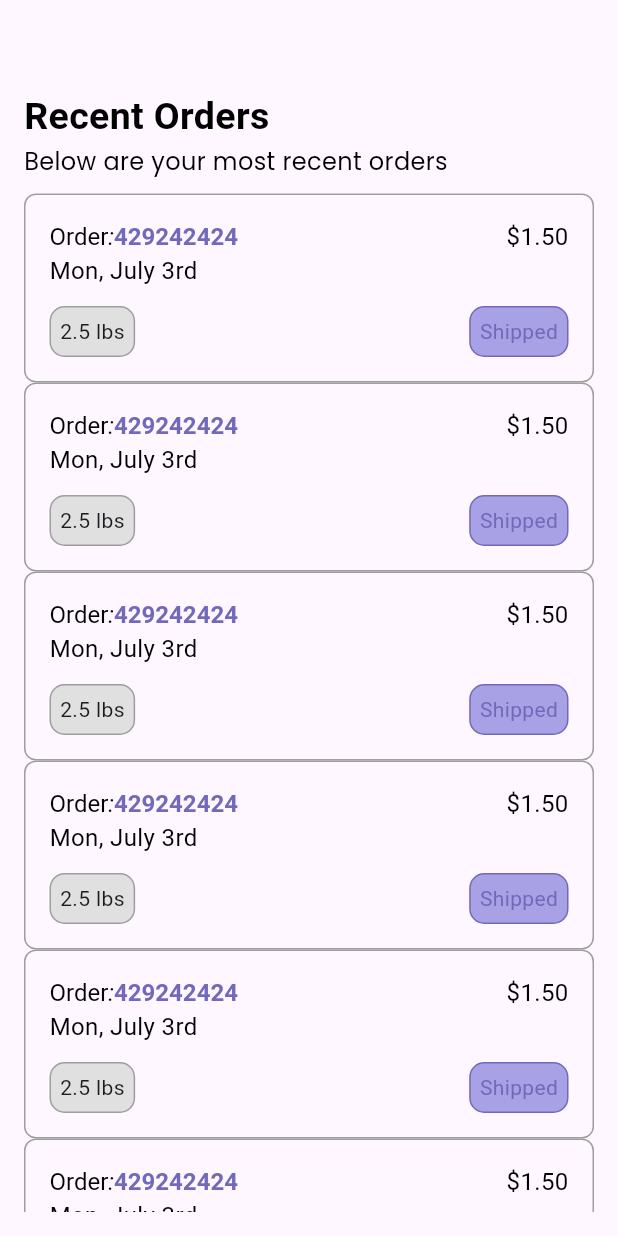
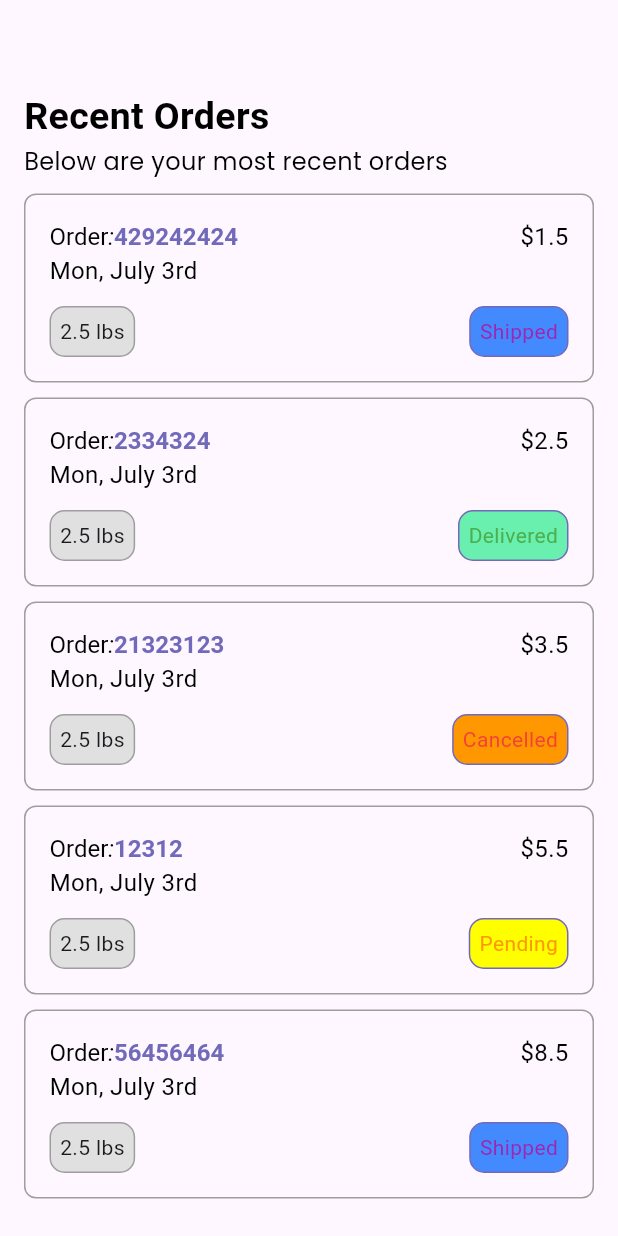
Before and after one commit to saloneesthss/flutter_class, a Flutter app: the OrderScreen screen opened directly, on a phone screen of 412 x 824 dp. Run offline on Flutter 3.47's test engine with Material 3 defaults, Android fonts, the phone set to English and light mode, and no system bars; Roboto replaces fonts that are missing (PoppinsMedium, PoppinsSemiBold).

Commit message:
added order screen

```diff
--- a/lib/modules/home/order_screen.dart
+++ b/lib/modules/home/order_screen.dart
@@ -9,7 +9,54 @@ class OrderScreen extends StatefulWidget {
 }
 
 class _OrderScreenState extends State<OrderScreen> {
-  orderWidget() {
+  List<Map<String, dynamic>> orderItems = [
+    {
+      "orderId": "429242424",
+      "amount": 1.50,
+      "date": "Mon, July 3rd",
+      "weight": "2.5 lbs",
+      "status": "Shipped",
+      "statusColor": Colors.purple,
+      "statusBgColor": Colors.blueAccent,
+    },
+    {
+      "orderId": "2334324",
+      "amount": 2.50,
+      "date": "Mon, July 3rd",
+      "weight": "2.5 lbs",
+      "status": "Delivered",
+      "statusColor": Colors.green,
+      "statusBgColor": Colors.greenAccent,
+    },
+    {
+      "orderId": "21323123",
+      "amount": 3.50,
+      "date": "Mon, July 3rd",
+      "weight": "2.5 lbs",
+      "status": "Cancelled",
+      "statusColor": Colors.red,
+      "statusBgColor": Colors.orange,
+    },
+    {
+      "orderId": "12312",
+      "amount": 5.50,
+      "date": "Mon, July 3rd",
+      "weight": "2.5 lbs",
+      "status": "Pending",
+      "statusColor": Colors.orange,
+      "statusBgColor": Colors.yellowAccent,
+    },
+    {
+      "orderId": "56456464",
+      "amount": 8.50,
+      "date": "Mon, July 3rd",
+      "weight": "2.5 lbs",
+      "status": "Shipped",
+      "statusColor": Colors.purple,
+      "statusBgColor": Colors.blueAccent,
+    },
+  ];
+  orderWidget(List<Map<String, dynamic>> order, int index) {
     return Container(
       width: double.infinity,
       padding: EdgeInsets.all(16),
@@ -31,7 +78,7 @@ class _OrderScreenState extends State<OrderScreen> {
                     style: AppTextStyle.poppinsSemiBold.copyWith(fontStyle: FontStyle.italic, fontSize: 16),
                   ),
                   TextSpan(
-                    text: '429242424',
+                    text: order[index]['orderId'],
                     style: AppTextStyle.poppinsSemiBold.copyWith(
                       fontWeight: FontWeight.bold,
                       fontSize: 16,
@@ -40,13 +87,13 @@ class _OrderScreenState extends State<OrderScreen> {
                   ),
                 ],
               ),),
-              Text('\$1.50',
+              Text('\$${order[index]['amount']}',
                 style: AppTextStyle.poppinsMedium.copyWith(fontSize: 16),
               ),
             ],
           ),
           Text(
-            'Mon, July 3rd',
+            order[index]['date'],
             style: AppTextStyle.poppinsMedium.copyWith(fontSize: 16),
           ),
           SizedBox(height: 12),
@@ -61,21 +108,21 @@ class _OrderScreenState extends State<OrderScreen> {
                 ),
                 padding: EdgeInsets.all(6),
                 child: Text(
-                    '2.5 lbs'
+                  order[index]['weight'],
                 ),
               ),
               Container(
                 decoration: BoxDecoration(
-                  color: Color(0xffa8a1e6),
+                  color: order[index]['statusBgColor'],
                   borderRadius: BorderRadius.circular(10),
                   border: Border.all(color: Color(0xff7169B9)),
                 ),
                 padding: EdgeInsets.all(6),
                 child: Text(
-                  'Shipped',
+                  order[index]['status'],
                   style: AppTextStyle.poppinsSemiBold.copyWith(
                     fontSize: 14,
-                    color: Color(0xff7169B9),
+                    color: order[index]['statusColor'],
                   ),
                 ),
               ),
@@ -103,14 +150,16 @@ class _OrderScreenState extends State<OrderScreen> {
                 style: AppTextStyle.poppinsRegular.copyWith(fontSize: 16),
               ),
               SizedBox(height: 10),
-              ListView(
+              ListView.separated(
+                separatorBuilder: (context, index) {
+                  return SizedBox(height: 10);
+                },
+                itemBuilder: (context, index) {
+                  return orderWidget(orderItems, index);
+                },
+                itemCount: orderItems.length,
                 shrinkWrap: true,
                 primary: false,
-                children: [
-                  for (int i=0; i<8; i++)... [
-                    orderWidget(),
-                  ]
-                ],
               ),
             ],
           ),
```
